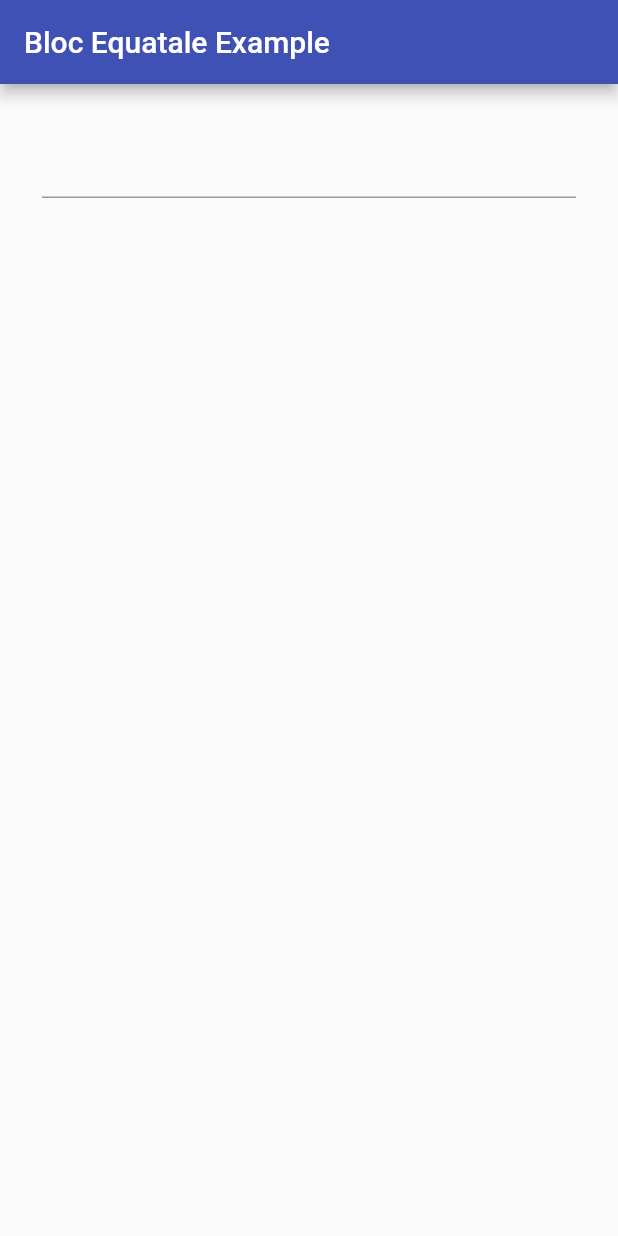
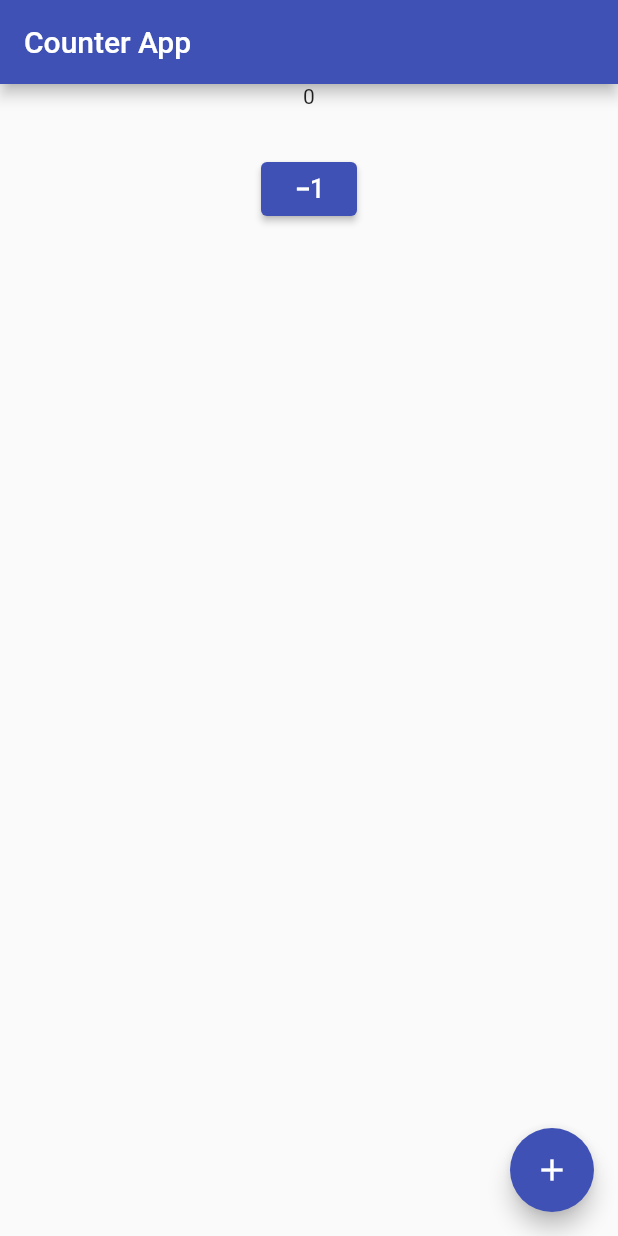
Before and after one commit to arrahmanbd/Bloc_equatable_example, a Flutter app: the screen it shows after launch, on a phone screen of 412 x 824 dp. Run offline on Flutter 3.47's test engine with Material 2 defaults, Android fonts, the phone set to English and light mode, and no system bars; our stand-ins replace equatable, flutter_bloc.

Commit message:
counter_example

```diff
--- /dev/null
+++ b/lib/bloc/counter/counter_event.dart
@@ -0,0 +1,4 @@
+abstract class CounterEvent {}
+
+class Incriment extends CounterEvent{}
+class Decriment extends CounterEvent{}
--- /dev/null
+++ b/lib/bloc/counter/counter_state.dart
@@ -0,0 +1,13 @@
+import 'package:equatable/equatable.dart';
+
+class CounterState extends Equatable {
+  int number;
+  CounterState({required this.number});
+
+  @override
+  List<Object?> get props => [number];
+}
+
+class InitialState extends CounterState {
+  InitialState() : super(number:0);
+}
--- /dev/null
+++ b/lib/bloc/text/play_event.dart
@@ -0,0 +1,6 @@
+abstract class PlayEvet {}
+
+class PlayAction extends PlayEvet {
+  final String value;
+  PlayAction(this.value);
+}
--- /dev/null
+++ b/lib/component/countertext.dart
@@ -0,0 +1,18 @@
+import 'package:flutter/material.dart';
+import 'package:flutter_bloc/flutter_bloc.dart';
+
+import '../bloc/counter/counter_bloc.dart';
+import '../bloc/counter/counter_state.dart';
+
+class CounterText extends StatelessWidget {
+  const CounterText({super.key});
+
+  @override
+  Widget build(BuildContext context) {
+    return BlocBuilder<CounterBloc, CounterState>(
+      builder: (context, state) {
+        return Text(state.number.toString());
+      },
+    );
+  }
+}
--- a/lib/main.dart
+++ b/lib/main.dart
@@ -1,8 +1,10 @@
-import 'package:block_equtable/bloc/play_bloc.dart';
+import 'package:block_equtable/bloc/text/play_bloc.dart';
 import 'package:flutter/material.dart';
 import 'package:flutter_bloc/flutter_bloc.dart';
 
-import 'home_page.dart';
+import 'bloc/counter/counter_bloc.dart';
+import 'screen/counter_page.dart';
+import 'screen/home_page.dart';
 
 void main() {
   runApp(const MyApp());
@@ -18,13 +20,13 @@ class MyApp extends StatelessWidget {
   @override
   Widget build(BuildContext context) {
     return BlocProvider(
-      create: (context) => PlayBloc(),
+      create: (context) => CounterBloc(),
       child: MaterialApp(
         title: 'Flutter Demo',
         theme: ThemeData(
           primarySwatch: Colors.indigo,
         ),
-        home: HomePage(),
+        home: CounterPage(),
       ),
     );
   }
--- /dev/null
+++ b/lib/screen/counter_page.dart
@@ -0,0 +1,42 @@
+import 'package:flutter/material.dart';
+import 'package:flutter_bloc/flutter_bloc.dart';
+
+import '../bloc/counter/counter_bloc.dart';
+import '../bloc/counter/counter_event.dart';
+import '../component/countertext.dart';
+
+class CounterPage extends StatelessWidget {
+  const CounterPage({super.key});
+
+  @override
+  Widget build(BuildContext context) {
+    return Scaffold(
+      appBar: AppBar(
+        title: const Text('Counter App'),
+      ),
+      body: Center(
+        child: Column(
+          crossAxisAlignment: CrossAxisAlignment.center,
+          children: [
+            const CounterText(),
+            const SizedBox(
+              height: 30,
+            ),
+            ElevatedButton(
+              onPressed: () {
+                context.read<CounterBloc>().add(Decriment());
+              },
+              child: const Icon(Icons.exposure_minus_1),
+            ),
+          ],
+        ),
+      ),
+      floatingActionButton: FloatingActionButton(
+          child: const Icon(Icons.add),
+          onPressed: () {
+            context.read<CounterBloc>().add(Incriment());
+            print('event triggered');
+          }),
+    );
+  }
+}
```
Also changed, not shown: lib/bloc/counter/counter_bloc.dart (added, +20 -0 lines), lib/bloc/text/play_bloc.dart (added, +19 -0 lines), lib/bloc/text/play_state.dart (added, +20 -0 lines), lib/component/showtext.dart (added, +22 -0 lines), lib/screen/home_page.dart (added, +32 -0 lines).
